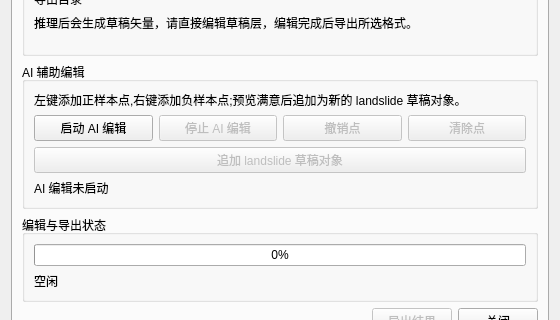
ZDongFan/semantic_segmentation, file land_cover_classification/land_cover_classification_dialog_base.ui: the form before one commit; both pictures show x 0 to 560 and y 113 to 433 of the 560 by 610 pixel window.
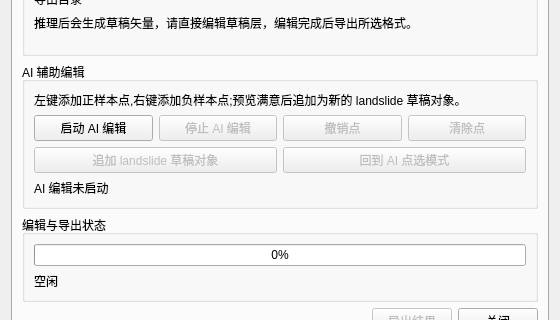
The form after the commit. The open tabs and pages were chosen to show the change. Custom widgets are drawn as their Qt base class.

Commit message: AI 编辑区新增一个 “回到 AI 点选模式” 按钮

```diff
--- a/land_cover_classification/land_cover_classification_dialog_base.ui
+++ b/land_cover_classification/land_cover_classification_dialog_base.ui
@@ -371,7 +371,7 @@
             </property>
            </widget>
           </item>
-          <item row="2" column="0" colspan="4">
+          <item row="2" column="0" colspan="2">
            <widget class="QPushButton" name="aiAppendDraftBtn">
             <property name="enabled">
              <bool>false</bool>
@@ -381,6 +381,16 @@
             </property>
            </widget>
           </item>
+          <item row="2" column="2" colspan="2">
+           <widget class="QPushButton" name="aiReactivateBtn">
+            <property name="enabled">
+             <bool>false</bool>
+            </property>
+            <property name="text">
+             <string>回到 AI 点选模式</string>
+            </property>
+           </widget>
+          </item>
           <item row="3" column="0" colspan="4">
            <widget class="QLabel" name="aiStatusLabel">
             <property name="text">
```
The commit also changes 3 other files.
